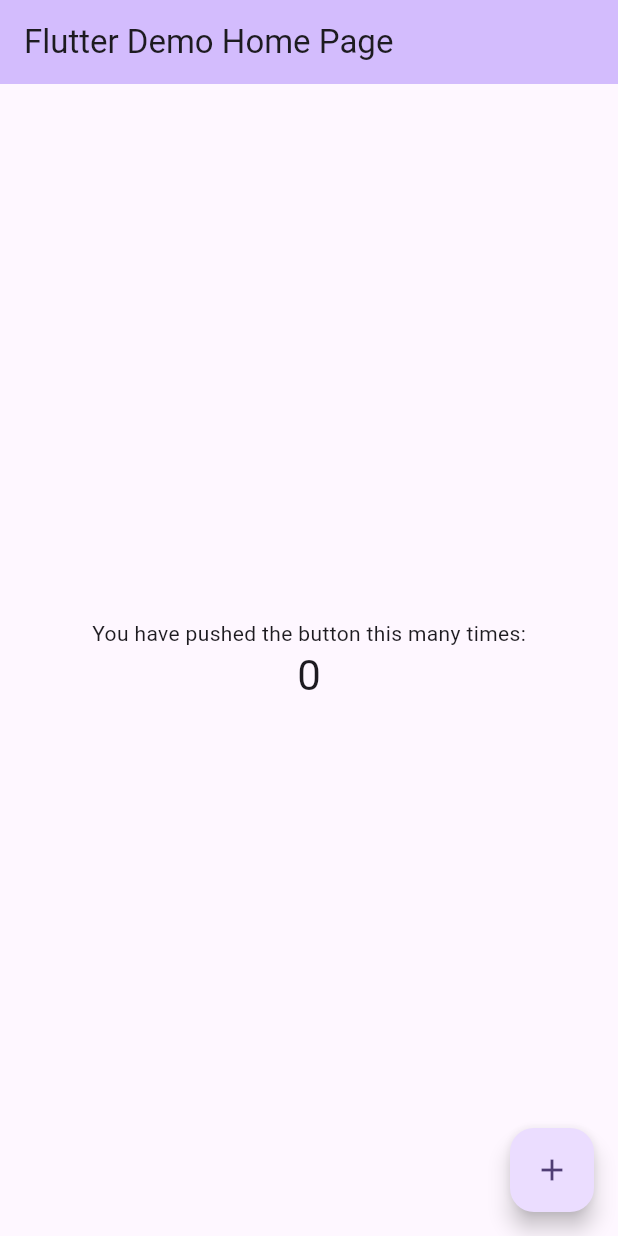
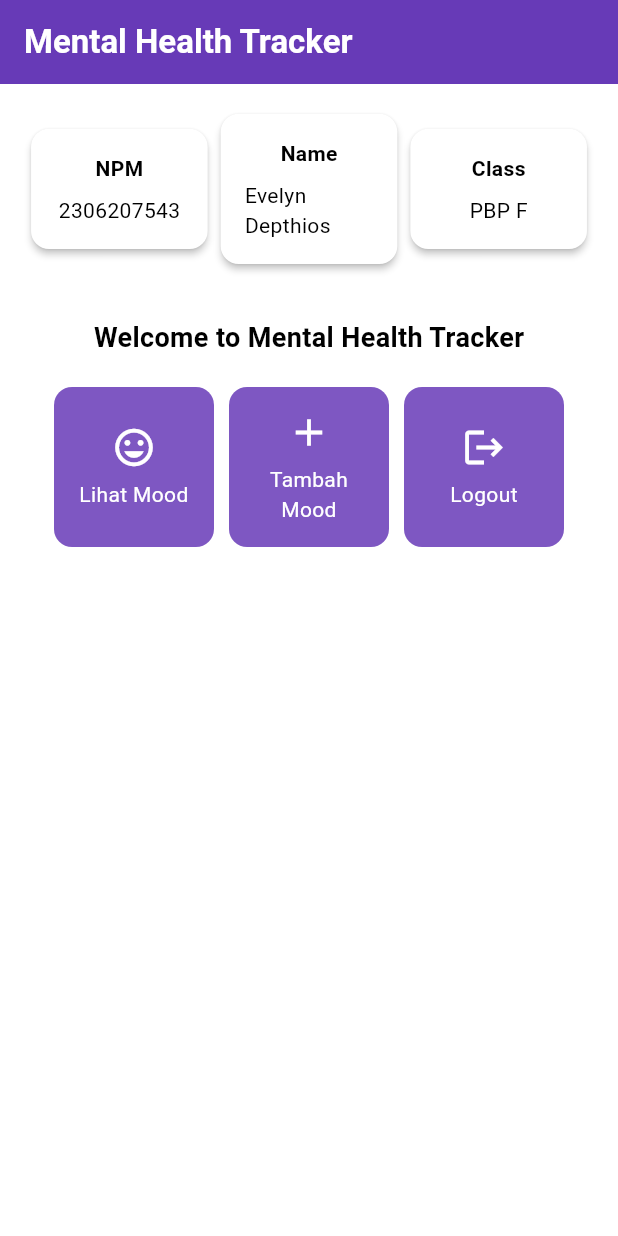
Before and after one commit to shintiadharma/mental-health-tracker-mobile, a Flutter app: the screen it shows after launch, on a phone screen of 412 x 824 dp. Run offline on Flutter 3.47's test engine with Material 3 defaults, Android fonts, the phone set to English and light mode, and no system bars.

Commit message:
Upload Tutorial 6

```diff
--- a/lib/main.dart
+++ b/lib/main.dart
@@ -1,4 +1,5 @@
 import 'package:flutter/material.dart';
+import 'package:mental_health_tracker/menu.dart';
 
 void main() {
   runApp(const MyApp());
@@ -28,98 +29,11 @@ class MyApp extends StatelessWidget {
         //
         // This works for code too, not just values: Most code changes can be
         // tested with just a hot reload.
-        colorScheme: ColorScheme.fromSeed(seedColor: Colors.deepPurple),
-        useMaterial3: true,
+         colorScheme: ColorScheme.fromSwatch(
+              primarySwatch: Colors.deepPurple,
+        ).copyWith(secondary: Colors.deepPurple[400]),
       ),
-      home: const MyHomePage(title: 'Flutter Demo Home Page'),
+      home: MyHomePage(),
     );
   }
 }
-
-class MyHomePage extends StatefulWidget {
-  const MyHomePage({super.key, required this.title});
-
-  // This widget is the home page of your application. It is stateful, meaning
-  // that it has a State object (defined below) that contains fields that affect
-  // how it looks.
-
-  // This class is the configuration for the state. It holds the values (in this
-  // case the title) provided by the parent (in this case the App widget) and
-  // used by the build method of the State. Fields in a Widget subclass are
-  // always marked "final".
-
-  final String title;
-
-  @override
-  State<MyHomePage> createState() => _MyHomePageState();
-}
-
-class _MyHomePageState extends State<MyHomePage> {
-  int _counter = 0;
-
-  void _incrementCounter() {
-    setState(() {
-      // This call to setState tells the Flutter framework that something has
-      // changed in this State, which causes it to rerun the build method below
-      // so that the display can reflect the updated values. If we changed
-      // _counter without calling setState(), then the build method would not be
-      // called again, and so nothing would appear to happen.
-      _counter++;
-    });
-  }
-
-  @override
-  Widget build(BuildContext context) {
-    // This method is rerun every time setState is called, for instance as done
-    // by the _incrementCounter method above.
-    //
-    // The Flutter framework has been optimized to make rerunning build methods
-    // fast, so that you can just rebuild anything that needs updating rather
-    // than having to individually change instances of widgets.
-    return Scaffold(
-      appBar: AppBar(
-        // TRY THIS: Try changing the color here to a specific color (to
-        // Colors.amber, perhaps?) and trigger a hot reload to see the AppBar
-        // change color while the other colors stay the same.
-        backgroundColor: Theme.of(context).colorScheme.inversePrimary,
-        // Here we take the value from the MyHomePage object that was created by
-        // the App.build method, and use it to set our appbar title.
-        title: Text(widget.title),
-      ),
-      body: Center(
-        // Center is a layout widget. It takes a single child and positions it
-        // in the middle of the parent.
-        child: Column(
-          // Column is also a layout widget. It takes a list of children and
-          // arranges them vertically. By default, it sizes itself to fit its
-          // children horizontally, and tries to be as tall as its parent.
-          //
-          // Column has various properties to control how it sizes itself and
-          // how it positions its children. Here we use mainAxisAlignment to
-          // center the children vertically; the main axis here is the vertical
-          // axis because Columns are vertical (the cross axis would be
-          // horizontal).
-          //
-          // TRY THIS: Invoke "debug painting" (choose the "Toggle Debug Paint"
-          // action in the IDE, or press "p" in the console), to see the
-          // wireframe for each widget.
-          mainAxisAlignment: MainAxisAlignment.center,
-          children: <Widget>[
-            const Text(
-              'You have pushed the button this many times:',
-            ),
-            Text(
-              '$_counter',
-              style: Theme.of(context).textTheme.headlineMedium,
-            ),
-          ],
-        ),
-      ),
-      floatingActionButton: FloatingActionButton(
-        onPressed: _incrementCounter,
-        tooltip: 'Increment',
-        child: const Icon(Icons.add),
-      ), // This trailing comma makes auto-formatting nicer for build methods.
-    );
-  }
-}
--- /dev/null
+++ b/lib/menu.dart
@@ -0,0 +1,179 @@
+import 'package:flutter/material.dart';
+
+class MyHomePage extends StatelessWidget {
+  MyHomePage({super.key});
+
+  final String npm = '2306207543';
+  final String name = 'Evelyn Depthios';
+  final String className = 'PBP F';
+
+  final List<ItemHomepage> items = [
+    ItemHomepage("Lihat Mood", Icons.mood),
+    ItemHomepage("Tambah Mood", Icons.add),
+    ItemHomepage("Logout", Icons.logout),
+  ];
+
+  @override
+  Widget build(BuildContext context) {
+    // Scaffold menyediakan struktur dasar halaman dengan AppBar dan body.
+    return Scaffold(
+      // AppBar adalah bagian atas halaman yang menampilkan judul.
+      appBar: AppBar(
+        // Judul aplikasi "Mental Health Tracker" dengan teks putih dan tebal.
+        title: const Text(
+          'Mental Health Tracker',
+          style: TextStyle(
+            color: Colors.white,
+            fontWeight: FontWeight.bold,
+          ),
+        ),
+        // Warna latar belakang AppBar diambil dari skema warna tema aplikasi.
+        backgroundColor: Theme.of(context).colorScheme.primary,
+      ),
+      // Body halaman dengan padding di sekelilingnya.
+      body: Padding(
+        padding: const EdgeInsets.all(16.0),
+        // Menyusun widget secara vertikal dalam sebuah kolom.
+        child: Column(
+          crossAxisAlignment: CrossAxisAlignment.center,
+          children: [
+            // Row untuk menampilkan 3 InfoCard secara horizontal.
+            Row(
+              mainAxisAlignment: MainAxisAlignment.spaceEvenly,
+              children: [
+                InfoCard(title: 'NPM', content: npm),
+                InfoCard(title: 'Name', content: name),
+                InfoCard(title: 'Class', content: className),
+              ],
+            ),
+            // Memberikan jarak vertikal 16 unit.
+            const SizedBox(height: 16.0),
+            // Menempatkan widget berikutnya di tengah halaman.
+            Center(
+              child: Column(
+                // Menyusun teks dan grid item secara vertikal.
+                children: [
+                  // Menampilkan teks sambutan dengan gaya tebal dan ukuran 18.
+                  const Padding(
+                    padding: EdgeInsets.only(top: 16.0),
+                    child: Text(
+                      'Welcome to Mental Health Tracker',
+                      style: TextStyle(
+                        fontWeight: FontWeight.bold,
+                        fontSize: 18.0,
+                      ),
+                    ),
+                  ),
+                  // Grid untuk menampilkan ItemCard dalam bentuk grid 3 kolom.
+                  GridView.count(
+                    primary: true,
+                    padding: const EdgeInsets.all(20),
+                    crossAxisSpacing: 10,
+                    mainAxisSpacing: 10,
+                    crossAxisCount: 3,
+                    // Agar grid menyesuaikan tinggi kontennya.
+                    shrinkWrap: true,
+                    // Menampilkan ItemCard untuk setiap item dalam list items.
+                    children: items.map((ItemHomepage item) {
+                      return ItemCard(item);
+                    }).toList(),
+                  ),
+                ],
+              ),
+            ),
+          ],
+        ),
+      ),
+    );
+  }
+}
+
+class InfoCard extends StatelessWidget {
+  // Kartu informasi yang menampilkan title dan content.
+  final String title;
+  final String content;
+
+  const InfoCard({super.key, required this.title, required this.content});
+
+  @override
+  Widget build(BuildContext context) {
+    return Card(
+      // Membuat kotak kartu dengan bayangan dibawahnya.
+      elevation: 2.0,
+      child: Container(
+        // Mengatur ukuran dan jarak di dalam kartu.
+        width: MediaQuery.of(context).size.width / 3.5, // menyesuaikan dengan lebar device yang digunakan.
+        padding: const EdgeInsets.all(16.0),
+        // Menyusun title dan content secara vertikal.
+        child: Column(
+          children: [
+            Text(
+              title,
+              style: const TextStyle(fontWeight: FontWeight.bold),
+            ),
+            const SizedBox(height: 8.0),
+            Text(content),
+          ],
+        ),
+      ),
+    );
+  }
+}
+
+class ItemHomepage {
+  final String name;
+  final IconData icon;
+
+  ItemHomepage(this.name, this.icon);
+}
+
+class ItemCard extends StatelessWidget {
+  // Menampilkan kartu dengan ikon dan nama.
+  final ItemHomepage item;
+
+  const ItemCard(this.item, {super.key});
+
+  @override
+  Widget build(BuildContext context) {
+    return Material(
+      // Menentukan warna latar belakang dari tema aplikasi.
+      color: Theme.of(context).colorScheme.secondary,
+      // Membuat sudut kartu melengkung.
+      borderRadius: BorderRadius.circular(12),
+      child: InkWell(
+        // Aksi ketika kartu ditekan.
+        onTap: () {
+          // Menampilkan pesan SnackBar saat kartu ditekan.
+          ScaffoldMessenger.of(context)
+            ..hideCurrentSnackBar()
+            ..showSnackBar(
+              SnackBar(content: Text("Kamu telah menekan tombol ${item.name}!")),
+            );
+        },
+        // Container untuk menyimpan Icon dan Text
+        child: Container(
+          padding: const EdgeInsets.all(8),
+          child: Center(
+            child: Column(
+              // Menyusun ikon dan teks di tengah kartu.
+              mainAxisAlignment: MainAxisAlignment.center,
+              children: [
+                Icon(
+                  item.icon,
+                  color: Colors.white,
+                  size: 30.0,
+                ),
+                const Padding(padding: EdgeInsets.all(3)),
+                Text(
+                  item.name,
+                  textAlign: TextAlign.center,
+                  style: const TextStyle(color: Colors.white),
+                ),
+              ],
+            ),
+          ),
+        ),
+      ),
+    );
+  }
+}
```
